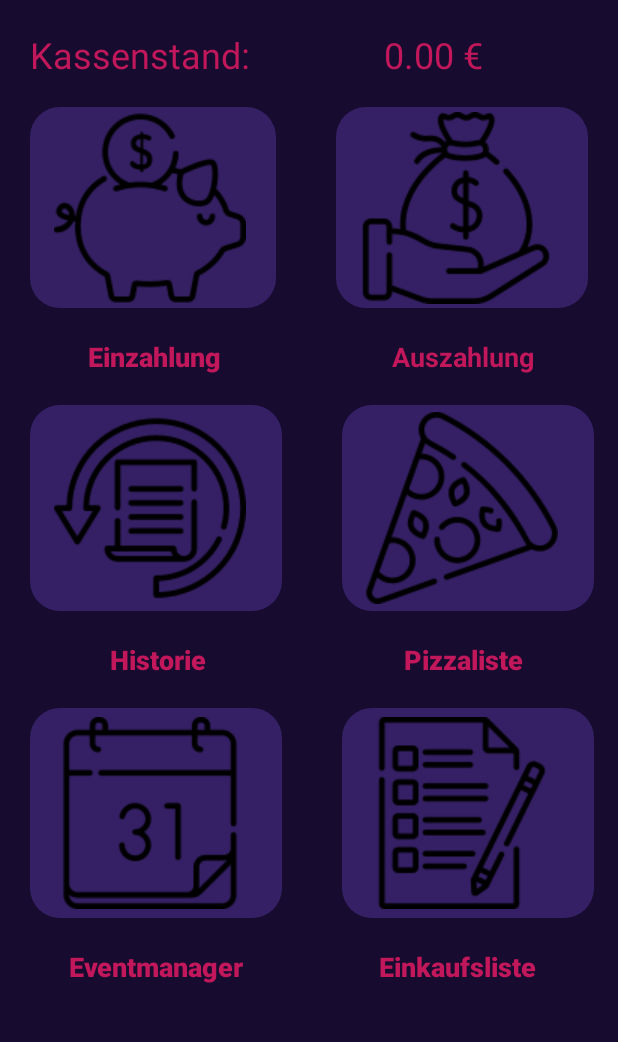
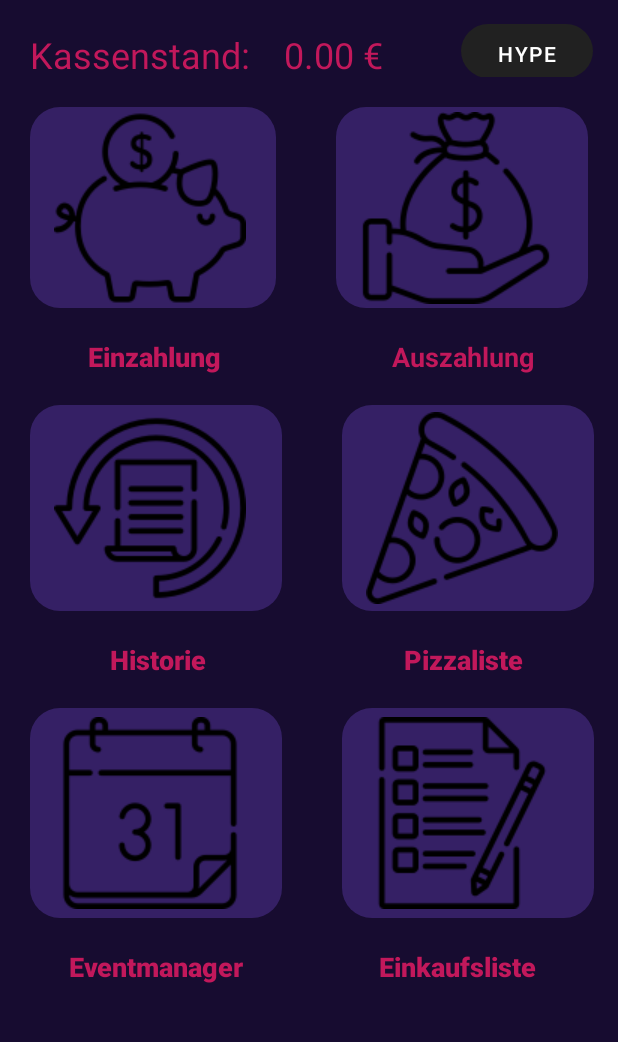
Before and after one commit to Lufthanse/Partyraumkasse, an Android app: the screen it shows after launch (MainActivity), on a phone screen of 412 x 824 dp, the part 73-1115 px from its top. Run offline under Robolectric (Android 15) with nearby library versions, the phone set to English and light mode, and no system bars; our stand-ins replace Firebase (no records; nobody signed in at launch, a user with empty details on screens opened directly).

Commit message:
Hannes Partyraumkasse Datenbankänderungen + Dane Maze Hype Button + Bug fixes 07.03.2022

```diff
--- a/app/src/main/AndroidManifest.xml
+++ b/app/src/main/AndroidManifest.xml
@@ -10,7 +10,8 @@
         android:supportsRtl="true"
         android:theme="@style/Theme.Partyraumkasse"
         android:usesCleartextTraffic="true">
-        <activity android:name=".EventAdd"></activity>
+        <activity android:name=".Hype"></activity>
+        <activity android:name=".EventAdd" />
         <activity android:name=".AddEinkauf" />
         <activity android:name=".Pizzaliste" />
         <activity android:name=".Einkaufsliste" />
--- a/app/src/main/java/com/project/partyraumkasse/DAOAuszahlung.java
+++ b/app/src/main/java/com/project/partyraumkasse/DAOAuszahlung.java
@@ -10,7 +10,7 @@ public class DAOAuszahlung {
 
     public DAOAuszahlung() {
         db = FirebaseDatabase.getInstance();
-        databaseReference = db.getReference(Auszahlung.class.getSimpleName());
+        databaseReference = db.getReference("PK/" + Auszahlung.class.getSimpleName());
     }
 
     public Task<Void> add(Auszahlung az){
--- a/app/src/main/java/com/project/partyraumkasse/DAOEinkauf.java
+++ b/app/src/main/java/com/project/partyraumkasse/DAOEinkauf.java
@@ -10,7 +10,7 @@ public class DAOEinkauf {
 
     public DAOEinkauf() {
         db = FirebaseDatabase.getInstance();
-        databaseReference = db.getReference(Einkauf.class.getSimpleName());
+        databaseReference = db.getReference("PK/" + Einkauf.class.getSimpleName());
     }
 
     public Task<Void> add(Einkauf ek){
--- a/app/src/main/java/com/project/partyraumkasse/DAOEinzahlung.java
+++ b/app/src/main/java/com/project/partyraumkasse/DAOEinzahlung.java
@@ -10,7 +10,7 @@ public class DAOEinzahlung {
 
     public DAOEinzahlung() {
         db = FirebaseDatabase.getInstance();
-        databaseReference = db.getReference(Einzahlung.class.getSimpleName());
+        databaseReference = db.getReference("PK/" + Einzahlung.class.getSimpleName());
     }
 
     public Task<Void> add(Einzahlung ez){
--- a/app/src/main/java/com/project/partyraumkasse/DAOEvent.java
+++ b/app/src/main/java/com/project/partyraumkasse/DAOEvent.java
@@ -10,7 +10,7 @@ public class DAOEvent {
 
     public DAOEvent() {
         db = FirebaseDatabase.getInstance();
-        databaseReference = db.getReference(Event.class.getSimpleName());
+        databaseReference = db.getReference("PK/" + Event.class.getSimpleName());
     }
 
     public Task<Void> add(Event ev){
--- a/app/src/main/java/com/project/partyraumkasse/DAOPizza.java
+++ b/app/src/main/java/com/project/partyraumkasse/DAOPizza.java
@@ -10,7 +10,7 @@ public class DAOPizza {
 
     public DAOPizza() {
         db = FirebaseDatabase.getInstance();
-        databaseReference = db.getReference(Pizza.class.getSimpleName());
+        databaseReference = db.getReference("PK/" + Pizza.class.getSimpleName());
     }
 
     public Task<Void> add(Pizza pz){
--- a/app/src/main/java/com/project/partyraumkasse/Einkaufsliste.java
+++ b/app/src/main/java/com/project/partyraumkasse/Einkaufsliste.java
@@ -23,7 +23,7 @@ import java.util.ArrayList;
 public class Einkaufsliste extends AppCompatActivity {
     private ArrayList<Einkauf> einkaufsliste = new ArrayList<>();
     private FirebaseDatabase db = FirebaseDatabase.getInstance();
-    private DatabaseReference root = db.getReference().child("Einkauf");
+    private DatabaseReference root = db.getReference().child("PK/Einkauf");
     private RecyclerAdapterEinkaufsliste adapterEinkaufsliste;
 
     @Override
@@ -100,7 +100,7 @@ public class Einkaufsliste extends AppCompatActivity {
         Einkauf einkaufDelete = einkaufsliste.get(position);
         einkaufsliste.remove(position);
         adapterEinkaufsliste.notifyItemRemoved(position);
-        DatabaseReference ekdel = FirebaseDatabase.getInstance().getReference("Einkauf").child(einkaufDelete.getId());
+        DatabaseReference ekdel = FirebaseDatabase.getInstance().getReference("PK/Einkauf").child(einkaufDelete.getId());
         ekdel.removeValue();
     }
 
@@ -116,7 +116,7 @@ public class Einkaufsliste extends AppCompatActivity {
                 switch (choice){
                     case DialogInterface.BUTTON_POSITIVE:
                         Einkauf ek = einkaufsliste.get(position);
-                        DatabaseReference ekdel = FirebaseDatabase.getInstance().getReference("Einkauf").child(ek.getId());
+                        DatabaseReference ekdel = FirebaseDatabase.getInstance().getReference("PK/Einkauf").child(ek.getId());
                         ekdel.removeValue();
                         einkaufsliste.remove(ek);
                         adapterEinkaufsliste.notifyItemChanged(position);
--- a/app/src/main/java/com/project/partyraumkasse/Historie.java
+++ b/app/src/main/java/com/project/partyraumkasse/Historie.java
@@ -23,8 +23,8 @@ public class Historie extends AppCompatActivity {
     private ArrayList<Zahlung> zahlungList1 = new ArrayList<Zahlung>();
     private ArrayList<Zahlung> zahlungList2 = new ArrayList<Zahlung>();
     private FirebaseDatabase db = FirebaseDatabase.getInstance();
-    private DatabaseReference ez = db.getReference().child("Einzahlung");
-    private DatabaseReference az = db.getReference().child("Auszahlung");
+    private DatabaseReference ez = db.getReference().child("PK/Einzahlung");
+    private DatabaseReference az = db.getReference().child("PK/Auszahlung");
     private RecyclerAdapterHistorie adapterHistorie;
 
     @Override
--- a/app/src/main/java/com/project/partyraumkasse/Kalender.java
+++ b/app/src/main/java/com/project/partyraumkasse/Kalender.java
@@ -40,7 +40,7 @@ public class Kalender extends AppCompatActivity {
     private ArrayList<Event> eventlist = new ArrayList<>();
     private ArrayList<Event> deleteevetlist = new ArrayList<Event>();
     private FirebaseDatabase db = FirebaseDatabase.getInstance();
-    private DatabaseReference root = db.getReference().child("Event");
+    private DatabaseReference root = db.getReference().child("PK/Event");
     private RecyclerAdapterEvents adapterEventliste;
     public Date dateev;
     public SimpleDateFormat sdf = new SimpleDateFormat("yyyy/MM/dd HH:mm:ss");
@@ -197,7 +197,7 @@ public class Kalender extends AppCompatActivity {
         Event eventDelete = eventlist.get(position);
         eventlist.remove(position);
         adapterEventliste.notifyItemRemoved(position);
-        DatabaseReference evdel = FirebaseDatabase.getInstance().getReference("Event").child(eventDelete.getId());
+        DatabaseReference evdel = FirebaseDatabase.getInstance().getReference("PK/Event").child(eventDelete.getId());
         evdel.removeValue();
     }
 
--- a/app/src/main/java/com/project/partyraumkasse/MainActivity.java
+++ b/app/src/main/java/com/project/partyraumkasse/MainActivity.java
@@ -23,8 +23,8 @@ public class MainActivity extends AppCompatActivity {
     private ArrayList<String> einzahlungen = new ArrayList<>();
     private ArrayList<String> auszahlungen = new ArrayList<>();
     private FirebaseDatabase db = FirebaseDatabase.getInstance();
-    private DatabaseReference einzahlungRoot = db.getReference().child("Einzahlung");
-    private DatabaseReference auszahlungRoot = db.getReference().child("Auszahlung");
+    private DatabaseReference einzahlungRoot = db.getReference().child("PK/Einzahlung");
+    private DatabaseReference auszahlungRoot = db.getReference().child("PK/Auszahlung");
 
     @Override
     protected void onCreate(Bundle savedInstanceState) {
@@ -149,5 +149,10 @@ public class MainActivity extends AppCompatActivity {
         void onCallback(ArrayList<String> ausz);
     }
 
+    public void openHype(View view){
+        Intent intent = new Intent(this, Hype.class);
+        startActivity(intent);
+    }
+
 
 }
--- a/app/src/main/java/com/project/partyraumkasse/Pizzaliste.java
+++ b/app/src/main/java/com/project/partyraumkasse/Pizzaliste.java
@@ -30,7 +30,7 @@ import java.util.stream.Collectors;
 public class Pizzaliste extends AppCompatActivity {
     private ArrayList<Pizza> pizzalist = new ArrayList<>();
     private FirebaseDatabase db = FirebaseDatabase.getInstance();
-    private DatabaseReference root = db.getReference().child("Pizza");
+    private DatabaseReference root = db.getReference().child("PK/Pizza");
     private RecyclerAdapterPizzaliste adapterPizzaliste;
 
     @Override
@@ -114,7 +114,7 @@ public class Pizzaliste extends AppCompatActivity {
             Pizza pizzaDelete = pizzalist.get(position);
             pizzalist.remove(position);
             adapterPizzaliste.notifyItemRemoved(position);
-            DatabaseReference pizdel = FirebaseDatabase.getInstance().getReference("Pizza").child(pizzaDelete.getId());
+            DatabaseReference pizdel = FirebaseDatabase.getInstance().getReference("PK/Pizza").child(pizzaDelete.getId());
             pizdel.removeValue();
         }
 
@@ -125,7 +125,7 @@ public class Pizzaliste extends AppCompatActivity {
                 public void onClick(DialogInterface dialog, int choice) {
                     switch (choice){
                         case DialogInterface.BUTTON_POSITIVE:
-                        DatabaseReference pldel = FirebaseDatabase.getInstance().getReference("Pizza");
+                        DatabaseReference pldel = FirebaseDatabase.getInstance().getReference("PK/Pizza");
                         pldel.removeValue();
                         pizzalist.clear();
                         adapterPizzaliste.notifyDataSetChanged();
--- a/app/src/main/res/layout/activity_einzahlung_main.xml
+++ b/app/src/main/res/layout/activity_einzahlung_main.xml
@@ -159,11 +159,11 @@
 
         <EditText
             android:id="@+id/inp_grund"
-            android:layout_width="wrap_content"
+            android:layout_width="match_parent"
             android:layout_height="wrap_content"
+            android:layout_marginTop="30dp"
             android:backgroundTint="#C2185B"
             android:ems="10"
-            android:layout_marginTop="30dp"
             android:gravity="center_horizontal"
             android:hint="Grund"
             android:inputType="textPersonName"
--- a/app/src/main/res/layout/activity_main.xml
+++ b/app/src/main/res/layout/activity_main.xml
@@ -39,8 +39,8 @@
 
             <TextView
                 android:id="@+id/tv_kassenstandtext"
-                android:layout_width="236dp"
-                android:layout_height="45dp"
+                android:layout_width="169dp"
+                android:layout_height="wrap_content"
                 android:layout_marginLeft="20dp"
                 android:layout_marginTop="20dp"
                 android:text="Kassenstand:"
@@ -61,7 +61,17 @@
                 android:text="100.00€"
                 android:textColor="#C2185B"
                 android:textSize="24sp" />
+
         </RelativeLayout>
+
+        <Button
+            android:id="@+id/btn_hype"
+            android:layout_width="wrap_content"
+            android:layout_height="wrap_content"
+            android:layout_marginTop="15dp"
+            android:background="@drawable/roundedbutton"
+            android:onClick="openHype"
+            android:text="HYPE" />
     </LinearLayout>
 
     <LinearLayout
--- a/app/src/main/res/layout/activity_pizza_item.xml
+++ b/app/src/main/res/layout/activity_pizza_item.xml
@@ -4,8 +4,8 @@
     xmlns:tools="http://schemas.android.com/tools"
     android:id="@+id/tv_extras"
     android:orientation="vertical"
-    android:layout_width="match_parent"
-    android:layout_height="match_parent">
+    android:layout_width="wrap_content"
+    android:layout_height="wrap_content">
 
 
     <androidx.cardview.widget.CardView
--- a/app/src/main/res/layout/activity_pizzaliste.xml
+++ b/app/src/main/res/layout/activity_pizzaliste.xml
@@ -51,7 +51,7 @@
         <androidx.recyclerview.widget.RecyclerView
             android:id="@+id/rv_pizzaliste"
             android:layout_width="match_parent"
-            android:layout_height="wrap_content"
+            android:layout_height="match_parent"
             android:visibility="visible"
             tools:visibility="visible"
             android:layout_weight="1"/>
```
Also changed, not shown: app/src/main/java/com/project/partyraumkasse/EventAdd.java (+5 -5 lines), app/src/main/java/com/project/partyraumkasse/Hype.java (added, +31 -0 lines), app/src/main/res/layout/activity_hype.xml (added, +18 -0 lines), app/src/main/res/drawable/danemaze.jpg (added), 1 other file.
